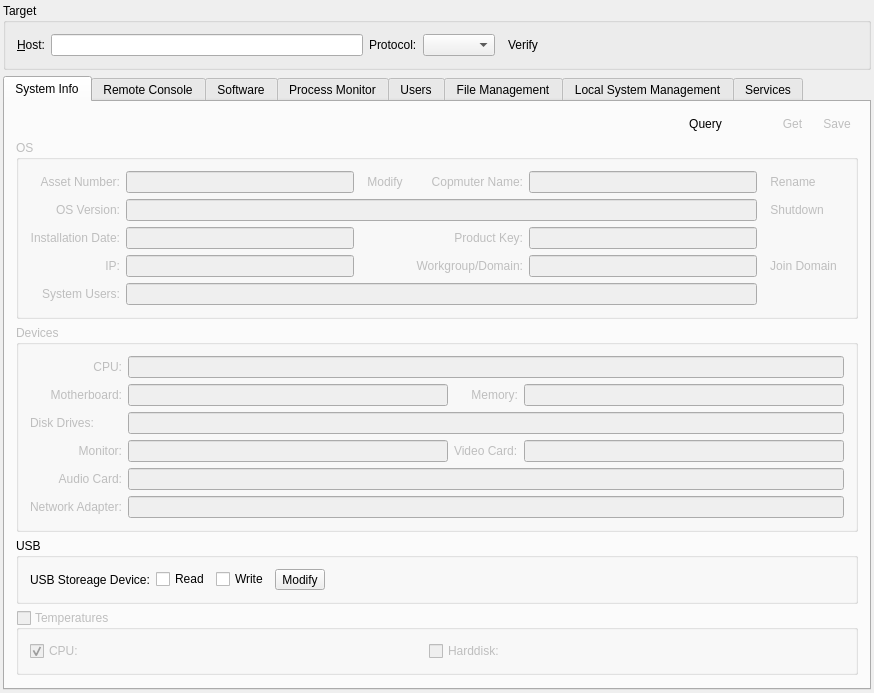
The window that src/plugins/controlcenter/systemmanagement/systemmanagementwidget.ui (ihehui/managementsystem) describes before a commit, drawn with Qt 5.
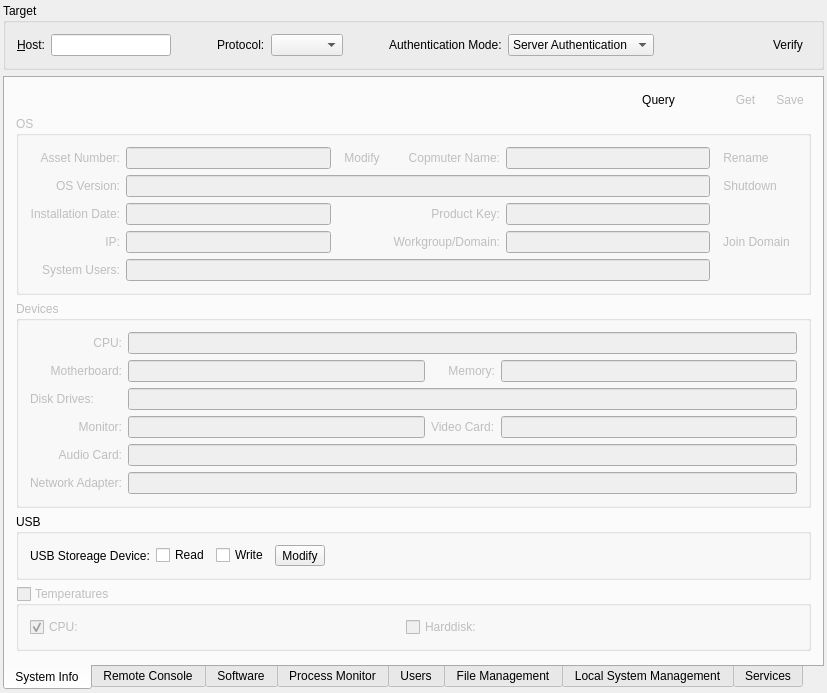
The same window after the commit. Icons and pictures are not drawn. Custom widgets are drawn as their Qt base class.

```diff
--- a/src/plugins/controlcenter/systemmanagement/systemmanagementwidget.ui
+++ b/src/plugins/controlcenter/systemmanagement/systemmanagementwidget.ui
@@ -6,8 +6,8 @@
    <rect>
     <x>0</x>
     <y>0</y>
-    <width>874</width>
-    <height>680</height>
+    <width>827</width>
+    <height>620</height>
    </rect>
   </property>
   <property name="sizePolicy">
@@ -39,6 +39,60 @@
      </property>
      <layout class="QGridLayout" name="gridLayout">
       <item row="0" column="7">
+       <spacer name="horizontalSpacer_6">
+        <property name="orientation">
+         <enum>Qt::Horizontal</enum>
+        </property>
+        <property name="sizeType">
+         <enum>QSizePolicy::Preferred</enum>
+        </property>
+        <property name="sizeHint" stdset="0">
+         <size>
+          <width>40</width>
+          <height>20</height>
+         </size>
+        </property>
+       </spacer>
+      </item>
+      <item row="0" column="4">
+       <spacer name="horizontalSpacer_7">
+        <property name="orientation">
+         <enum>Qt::Horizontal</enum>
+        </property>
+        <property name="sizeType">
+         <enum>QSizePolicy::Preferred</enum>
+        </property>
+        <property name="sizeHint" stdset="0">
+         <size>
+          <width>40</width>
+          <height>20</height>
+         </size>
+        </property>
+       </spacer>
+      </item>
+      <item row="0" column="8">
+       <widget class="QLabel" name="labelAuthentication">
+        <property name="text">
+         <string>Authentication Mode:</string>
+        </property>
+       </widget>
+      </item>
+      <item row="0" column="9">
+       <widget class="QComboBox" name="comboBoxAuthenticationMode">
+        <property name="sizePolicy">
+         <sizepolicy hsizetype="Expanding" vsizetype="Fixed">
+          <horstretch>0</horstretch>
+          <verstretch>0</verstretch>
+         </sizepolicy>
+        </property>
+        <item>
+         <property name="text">
+          <string>Server Authentication</string>
+         </property>
+        </item>
+       </widget>
+      </item>
+      <item row="0" column="11">
        <widget class="QToolButton" name="toolButtonVerify">
         <property name="toolTip">
          <string>Verify Client Info</string>
@@ -67,8 +121,11 @@
       </item>
       <item row="0" column="3">
        <widget class="QLineEdit" name="lineEditHost">
-        <property name="text">
-         <string/>
+        <property name="minimumSize">
+         <size>
+          <width>120</width>
+          <height>0</height>
+         </size>
         </property>
        </widget>
       </item>
@@ -85,7 +142,7 @@
         </property>
        </widget>
       </item>
-      <item row="0" column="8">
+      <item row="0" column="10">
        <spacer name="horizontalSpacer_4">
         <property name="orientation">
          <enum>Qt::Horizontal</enum>
@@ -104,7 +161,7 @@
    <item row="1" column="0">
     <widget class="QTabWidget" name="tabWidget">
      <property name="tabPosition">
-      <enum>QTabWidget::North</enum>
+      <enum>QTabWidget::South</enum>
      </property>
      <property name="currentIndex">
       <number>0</number>
```
Left out of the diff: 12 changed lines with no effect on the pictures.
